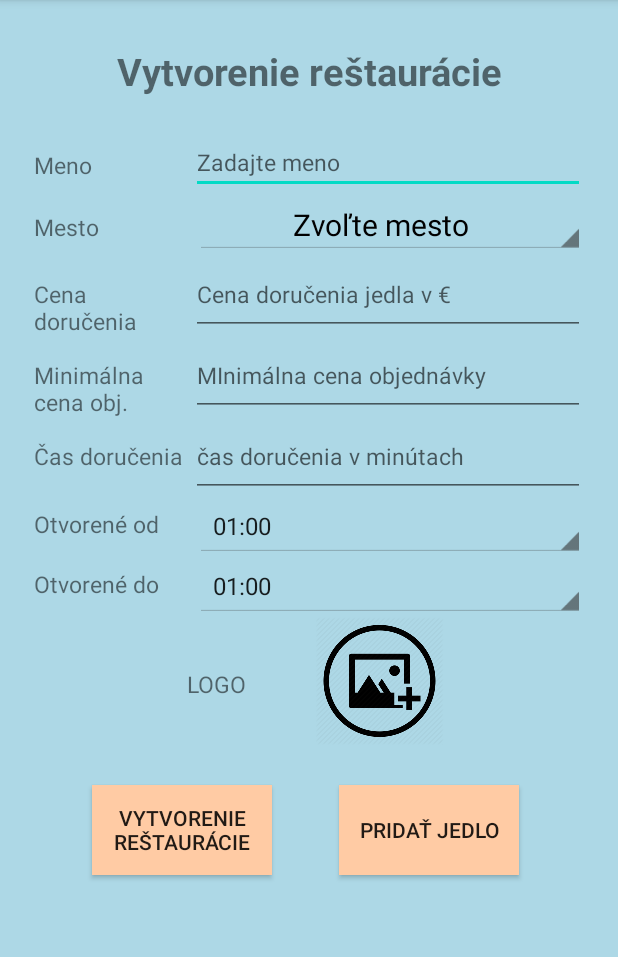
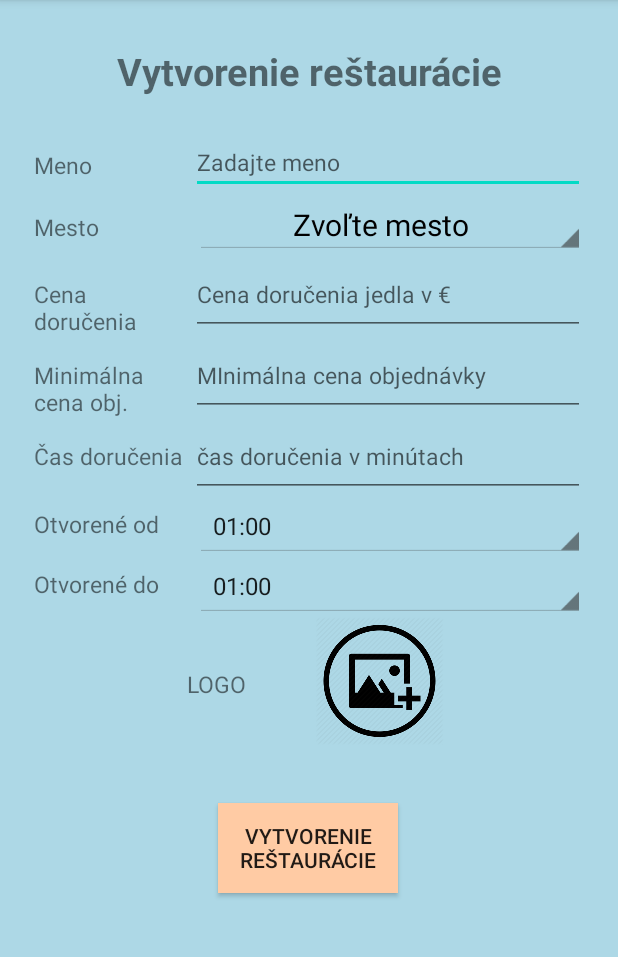
Before and after one commit to xheban/mtaa-FE, an Android app: the CreateRestaurant screen opened directly, with no data from a screen before it, on a phone screen of 412 x 824 dp, the part 84-1041 px from its top. Run offline under Robolectric (Android 15) with nearby library versions, the phone set to English and light mode, and no system bars; our stand-ins replace Volley; network calls fail; 2 statements that could not run were skipped.

Commit message:
version which is working

```diff
--- a/app/src/main/java/com/example/mtaa/Constats.java
+++ b/app/src/main/java/com/example/mtaa/Constats.java
@@ -5,8 +5,8 @@ public class Constats {
     //MISO H - IP 192.168.0.116
     //MISO J - IP 192.168.0.129
 
-    //private static final String ROOT_URL = "http://192.168.0.116/MTAA/";
-    private static final String ROOT_URL = "http://192.168.0.129/MTAA/"; //JOZO ip
+    private static final String ROOT_URL = "http://192.168.0.116/MTAA/";
+//    private static final String ROOT_URL = "http://192.168.0.129/MTAA/"; //JOZO ip
     public static final String REGISTER_URL = ROOT_URL+"createUser.php";
     public static final String LOGIN_URL = ROOT_URL+"login.php";
     public static final String ADD_TO_CART_URL = ROOT_URL+"addToCart.php";
--- a/app/src/main/res/layout/admin_restaurant_preview.xml
+++ b/app/src/main/res/layout/admin_restaurant_preview.xml
@@ -43,7 +43,7 @@
                 android:layout_marginRight="20dp"
                 android:background="@color/peach"
                 android:gravity="center"
-                android:text="@string/detail"></Button>
+                android:text="Pridať jedlo"></Button>
 
             <Button
                 android:id="@+id/btn_delete"
--- a/app/src/main/res/layout/createrestaurant.xml
+++ b/app/src/main/res/layout/createrestaurant.xml
@@ -247,26 +247,15 @@
         android:layout_height="60dp"
         android:layout_marginStart="50dp"
         android:layout_marginLeft="50dp"
-        android:layout_marginTop="20dp"
-        android:layout_marginEnd="220dp"
-        android:layout_marginRight="220dp"
+        android:layout_marginTop="32dp"
+        android:layout_marginEnd="50dp"
+        android:layout_marginRight="50dp"
+        android:background="@color/peach"
         android:text="@string/create_restaurant"
         app:layout_constraintEnd_toEndOf="parent"
-        android:background="@color/peach"
+        app:layout_constraintHorizontal_bias="0.497"
         app:layout_constraintStart_toStartOf="parent"
         app:layout_constraintTop_toBottomOf="@+id/linearLayout" />
 
-    <Button
-        android:id="@+id/createFoodBtn"
-        android:layout_width="120dp"
-        android:layout_height="60dp"
-        android:layout_marginTop="20dp"
-        android:layout_marginEnd="50dp"
-        android:layout_marginRight="50dp"
-        android:text="@string/create_food"
-        android:background="@color/peach"
-        app:layout_constraintEnd_toEndOf="parent"
-        app:layout_constraintTop_toBottomOf="@+id/linearLayout"/>
-
 
 </androidx.constraintlayout.widget.ConstraintLayout>
```
Also changed, not shown: app/src/main/java/com/example/mtaa/CreateFood.java (+1 -7 lines).
